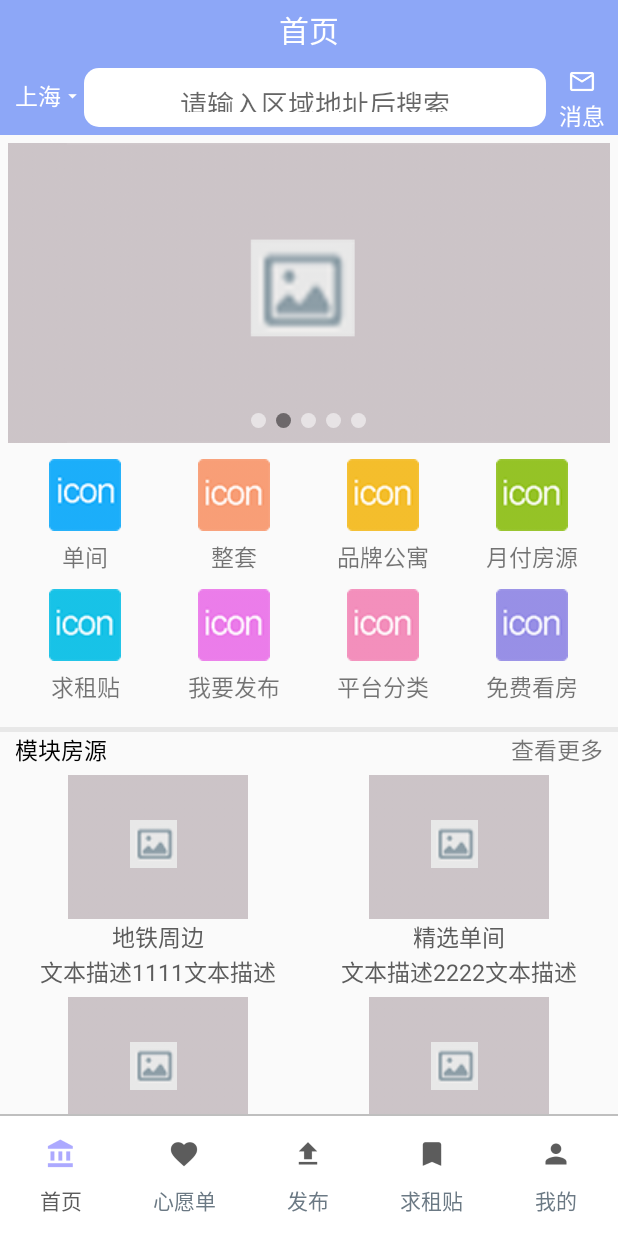
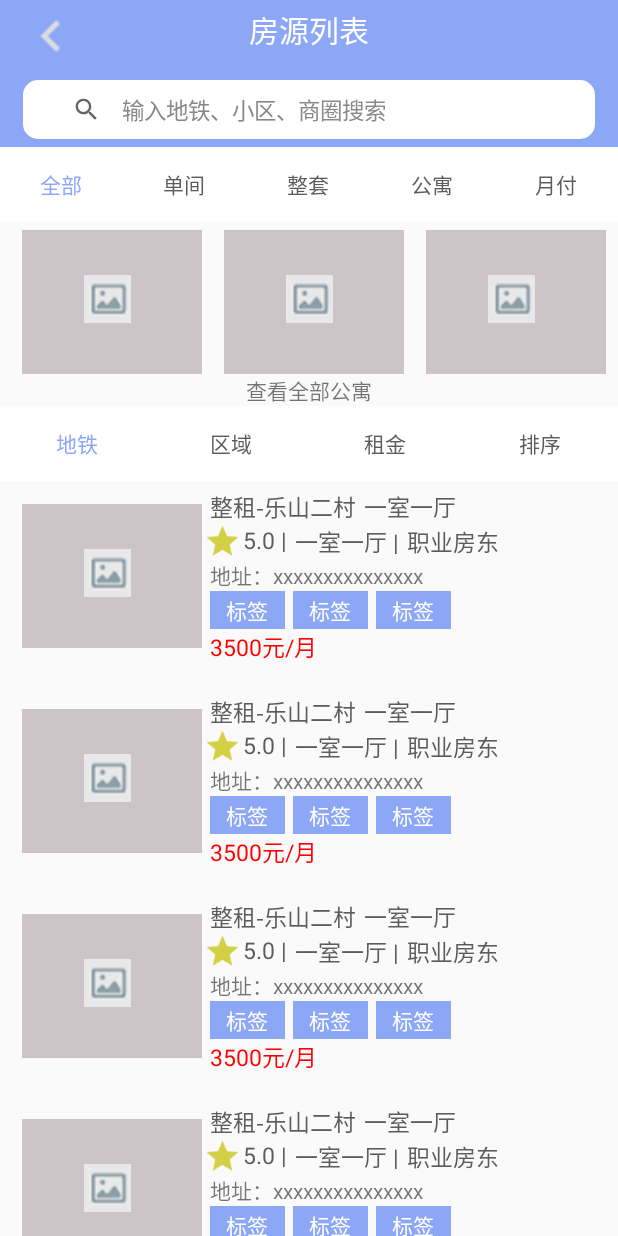
Before and after one commit to 18075394254/RentHouse, an Android app: the screen it shows after launch (MainActivity before the commit, RoomSourceActivity after it), after a tap on "单间", on a phone screen of 412 x 824 dp. Run offline under Robolectric (Android 15) with nearby library versions, the light colour scheme and no system bars; pictures from the network do not load.

Commit message:
房源列表界面初步完成

```diff
--- a/renthouse/src/main/AndroidManifest.xml
+++ b/renthouse/src/main/AndroidManifest.xml
@@ -19,7 +19,7 @@
                 <category android:name="android.intent.category.LAUNCHER"/>
             </intent-filter>
         </activity>
-        <activity android:name="activity.Main2Activity"/>
+        <activity android:name="activity.RoomSourceActivity"/>
         <activity android:name="activity.SearchActivity"/>
     </application>
 
--- a/renthouse/src/main/java/activity/Main2Activity.java
+++ /dev/null
@@ -1,70 +0,0 @@
-package activity;
-
-import android.support.v7.app.AppCompatActivity;
-import android.os.Bundle;
-import android.view.KeyEvent;
-import android.webkit.WebSettings;
-import android.webkit.WebView;
-import android.webkit.WebViewClient;
-import android.widget.Toast;
-
-import com.example.user.renthouse.R;
-
-public class Main2Activity extends AppCompatActivity {
-
-    public WebView webView;
-
-    @Override
-    protected void onCreate(Bundle savedInstanceState) {
-        super.onCreate(savedInstanceState);
-        setContentView(R.layout.fragment_upload);
-        webView = (WebView) findViewById(R.id.webview);
-
-        // 设置WebView的客户端
-        webView.setWebViewClient(new WebViewClient(){
-            @Override
-            public boolean shouldOverrideUrlLoading(WebView view, String url) {
-                return false;// 返回false
-            }
-        });
-
-        WebSettings webSettings = webView.getSettings();
-        // 让WebView能够执行javaScript
-        webSettings.setJavaScriptEnabled(true);
-        // 让JavaScript可以自动打开windows
-        webSettings.setJavaScriptCanOpenWindowsAutomatically(true);
-        // 设置缓存
-        webSettings.setAppCacheEnabled(true);
-        // 设置缓存模式,一共有四种模式
-        webSettings.setCacheMode(WebSettings.LOAD_CACHE_ELSE_NETWORK);
-        // 设置缓存路径
-//        webSettings.setAppCachePath("");
-        // 支持缩放(适配到当前屏幕)
-        webSettings.setSupportZoom(true);
-        // 将图片调整到合适的大小
-        webSettings.setUseWideViewPort(true);
-        // 支持内容重新布局,一共有四种方式
-        // 默认的是NARROW_COLUMNS
-        webSettings.setLayoutAlgorithm(WebSettings.LayoutAlgorithm.SINGLE_COLUMN);
-        // 设置可以被显示的屏幕控制
-        webSettings.setDisplayZoomControls(true);
-        // 设置默认字体大小
-        webSettings.setDefaultFontSize(12);
-
-        webView.loadUrl("http://www.lanou3g.com/");
-
-    }
-
-    @Override
-    public boolean onKeyDown(int keyCode, KeyEvent event) {
-        if (keyCode == KeyEvent.KEYCODE_BACK) { //表示按返回键 时的操作
-            Toast.makeText(Main2Activity.this,"是否可返回 = "+webView.canGoBack(),Toast.LENGTH_SHORT).show();
-            if (webView.canGoBack()) {
-                webView.goBack();//返回上一页面
-                return true;
-            }
-
-        }
-        return false;
-    }
-}
--- /dev/null
+++ b/renthouse/src/main/java/activity/RoomSourceActivity.java
@@ -0,0 +1,309 @@
+package activity;
+
+import android.graphics.Color;
+import android.graphics.drawable.Drawable;
+import android.os.Handler;
+import android.support.design.widget.TabLayout;
+import android.support.v4.widget.NestedScrollView;
+import android.support.v7.app.AppCompatActivity;
+import android.os.Bundle;
+import android.support.v7.widget.GridLayoutManager;
+import android.support.v7.widget.LinearLayoutManager;
+import android.support.v7.widget.RecyclerView;
+import android.util.Log;
+import android.util.TypedValue;
+import android.view.KeyEvent;
+import android.view.MotionEvent;
+import android.view.View;
+import android.webkit.WebSettings;
+import android.webkit.WebView;
+import android.webkit.WebViewClient;
+import android.widget.ArrayAdapter;
+import android.widget.ImageView;
+import android.widget.LinearLayout;
+import android.widget.ListView;
+import android.widget.SearchView;
+import android.widget.TextView;
+import android.widget.Toast;
+
+import com.example.user.renthouse.R;
+import com.jcodecraeer.xrecyclerview.ProgressStyle;
+import com.jcodecraeer.xrecyclerview.XRecyclerView;
+
+import java.util.ArrayList;
+import java.util.List;
+
+import application.MyApplication;
+import bean.FiveAdapterInfo;
+import bean.FourAdapterInfo;
+import bean.RoomSouarceInfo;
+import decoration.SpacesItemDecoration;
+import shouyeadapter.RecyclerFiveAdapter;
+import shouyeadapter.RecyclerFourAdapter;
+import shouyeadapter.RoomSourceAdapter;
+import utils.MyNestedScrollView;
+
+public class RoomSourceActivity extends AppCompatActivity {
+
+    public SearchView mSearchView;
+    private ImageView backImage;
+    private RoomSourceAdapter mRoomSourceOneAdapter;
+    private RecyclerView.LayoutManager mLayoutManager;
+    RecyclerView mOneRecyclerView;
+    private XRecyclerView mTwoRecyclerView;
+    private MyNestedScrollView nestedSV;
+    private LinearLayoutManager mLinearLayoutManager;
+    List<FiveAdapterInfo> fiveInfos;
+    private RecyclerFiveAdapter mFiveAdapter;
+    LinearLayout searchRootView;
+    private int times = 0;
+    ArrayAdapter<String> listAdapter;
+    ArrayList<String> listStrings;
+    private TabLayout mOneTabLayout,mTwoTabLayout;
+    String[] tab_titles_one = new String[]{"全部","单间","整套","公寓","月付"};
+    String[] tab_titles_two = new String[]{"地铁","区域","租金","排序"};
+    @Override
+    protected void onCreate(Bundle savedInstanceState) {
+        super.onCreate(savedInstanceState);
+        //v7包下去除标题栏代码：
+        getSupportActionBar().hide();
+        // getWindow().setFlags(WindowManager.LayoutParams.FLAG_FULLSCREEN, WindowManager.LayoutParams.FLAG_FULLSCREEN);
+        MyApplication.setWindowStatusBarColor(RoomSourceActivity.this,R.color.tab_textColorSelect);
+        setContentView(R.layout.activity_roomsource);
+
+        initSearchView();
+
+        initTablayoutView();
+
+        initOneRecyclerView();
+
+        initTwoRecyclerView();
+
+        backImage = (ImageView) findViewById(R.id.iv_goback);
+        backImage.setOnClickListener(new View.OnClickListener() {
+            @Override
+            public void onClick(View view) {
+                RoomSourceActivity.this.finish();
+            }
+        });
+    }
+
+    private void initTwoRecyclerView() {
+
+        mTwoRecyclerView = (XRecyclerView) findViewById(R.id.roomsource_twoRecyclerView);
+                nestedSV = (MyNestedScrollView) findViewById(R.id.roomsource_nestedSV);
+        mTwoRecyclerView.setRefreshProgressStyle(ProgressStyle.BallSpinFadeLoader);
+        mTwoRecyclerView.setLoadingMoreProgressStyle(ProgressStyle.BallRotate);
+        mTwoRecyclerView.setArrowImageView(R.drawable.iconfont_downgrey);
+
+        mTwoRecyclerView
+                        .getDefaultRefreshHeaderView()
+                        .setRefreshTimeVisible(true);
+                //添加数据
+                fiveInfos = new ArrayList<>();
+                FiveAdapterInfo info = null;
+                for (int i = 0; i < 10; i++) {
+                    info = new FiveAdapterInfo();
+                    // info.url = urls[i];
+                    fiveInfos.add(info);
+                }
+
+                //设置adapter的数据
+                mFiveAdapter = new RecyclerFiveAdapter(fiveInfos);
+        mTwoRecyclerView.setAdapter(mFiveAdapter);
+
+
+                mLinearLayoutManager = new LinearLayoutManager(RoomSourceActivity.this, LinearLayoutManager.VERTICAL, false) {
+                    @Override
+                    public boolean canScrollVertically() {
+                        return false;
+                    }
+                };
+
+        mTwoRecyclerView.setLayoutManager(mLinearLayoutManager);
+
+                //添加ItemDecoration，item之间的间隔
+                int leftRight = dip2px(15);
+                int topBottom = 0;
+        mTwoRecyclerView.addItemDecoration(new SpacesItemDecoration(leftRight, topBottom));
+
+                mFiveAdapter.setListener(new RecyclerFiveAdapter.OnItemClickListener() {
+                    @Override
+                    public void setOnitemClickListener(View view, int position) {
+                        Toast.makeText(RoomSourceActivity.this,"位置 "+position+" 被点击了",Toast.LENGTH_SHORT).show();
+
+                    }
+                });
+
+                // When the item number of the screen number is list.size-2,we call the onLoadMore
+                //  fiveRecyclerView.setLimitNumberToCallLoadMore(2);
+                final int itemLimit = 2;
+        mTwoRecyclerView.setPullRefreshEnabled(false);
+        mTwoRecyclerView.setLoadingListener(new XRecyclerView.LoadingListener() {
+                    @Override
+                    public void onRefresh() {
+                        //refresh data here
+                        // fiveRecyclerView.refreshComplete();
+                    }
+
+                    @Override
+                    public void onLoadMore() {
+                        Log.e("aaaaa","call onLoadMore");
+                        if(times < 2){
+                            new Handler().postDelayed(new Runnable(){
+                                public void run() {
+                                    for(int i = 0; i < itemLimit ;i++){
+                                        fiveInfos.add(new FiveAdapterInfo());
+                                    }
+                                    if(mTwoRecyclerView != null) {
+                                        mTwoRecyclerView.loadMoreComplete();
+                                        mFiveAdapter.notifyDataSetChanged();
+                                    }
+                                }
+                            }, 1000);
+                        } else {
+                            new Handler().postDelayed(new Runnable() {
+                                public void run() {
+                                    for(int i = 0; i < itemLimit ;i++){
+                                        fiveInfos.add(new FiveAdapterInfo());
+                                    }
+                                    if(mTwoRecyclerView != null) {
+                                        mTwoRecyclerView.setNoMore(true);
+                                        mFiveAdapter.notifyDataSetChanged();
+                                    }
+                                }
+                            }, 1000);
+                        }
+                        times ++;
+                    }
+                });
+                nestedSV.setOnScrollChangeListener(new NestedScrollView.OnScrollChangeListener() {
+                    @Override
+                    public void onScrollChange(NestedScrollView v, int scrollX, int scrollY, int oldScrollX, int oldScrollY) {
+                        //判断是否滑到的底部
+                        if (scrollY == (v.getChildAt(0).getMeasuredHeight() - v.getMeasuredHeight())) {
+                            // Toast.makeText(getActivity(),"滑动到底了，需要加载数据",Toast.LENGTH_SHORT).show();
+                            mTwoRecyclerView.reload();
+                        }
+                    }
+                });
+
+
+    }
+
+    private void initOneRecyclerView() {
+        //第四个RecyclerView
+
+        mOneRecyclerView = (RecyclerView)findViewById(R.id.roomsource_oneRecyclerView);
+            //设置每行的列数
+            mLayoutManager = new GridLayoutManager(RoomSourceActivity.this, 1, GridLayoutManager.HORIZONTAL, false);
+            //添加数据
+            List<RoomSouarceInfo> fourInfos = new ArrayList<>();
+            RoomSouarceInfo info = null;
+            String[] urls = getResources().getStringArray(R.array.url4);
+
+            for (int i = 0; i < urls.length; i++) {
+                info = new RoomSouarceInfo();
+
+                info.url = urls[i];
+                fourInfos.add(info);
+            }
+
+            //设置adapter的数据
+        mRoomSourceOneAdapter = new RoomSourceAdapter(fourInfos);
+            mOneRecyclerView.setAdapter(mRoomSourceOneAdapter);
+            mOneRecyclerView.setLayoutManager(mLayoutManager);
+
+            //添加ItemDecoration，item之间的间隔
+            int leftRight = dip2px(15);
+            int topBottom = 0;
+        mOneRecyclerView.addItemDecoration(new SpacesItemDecoration(leftRight, topBottom));
+
+        mRoomSourceOneAdapter.setItemClickListener(new RoomSourceAdapter.OnItemClickListener() {
+            @Override
+            public void setOnItemClickListener(View view, int position) {
+                Toast.makeText(RoomSourceActivity.this,"位置 "+position+" 被点击了",Toast.LENGTH_SHORT).show();
+            }
+        });
+
+    }
+
+
+    private void initTablayoutView() {
+      mOneTabLayout = (TabLayout) findViewById(R.id.roomsource_onetablayout);
+        mTwoTabLayout = (TabLayout) findViewById(R.id.roomsource_twotablayout);
+        for (int i =0;i < tab_titles_one.length;i++){
+            mOneTabLayout.addTab(mOneTabLayout.newTab().setText(tab_titles_one[i]));
+        }
+        for (int i =0;i < tab_titles_two.length;i++){
+            mTwoTabLayout.addTab(mTwoTabLayout.newTab().setText(tab_titles_two[i]));
+        }
+        //TabLayout的事件
+        mOneTabLayout.addOnTabSelectedListener(new TabLayout.OnTabSelectedListener() {
+            @Override
+            public void onTabSelected(TabLayout.Tab tab) {
+                //选中了tab的逻辑
+
+
+            }
+
+            @Override
+            public void onTabUnselected(TabLayout.Tab tab) {
+                //未选中tab的逻辑
+            }
+
+            @Override
+            public void onTabReselected(TabLayout.Tab tab) {
+                //再次选中tab的逻辑
+            }
+        });
+
+      /*  for (int i = 0; i < mOneTabLayout.getTabCount(); i++){
+            TabLayout.Tab tab = mOneTabLayout.getTabAt(i);
+            //通过相应的布局文件获取view
+            View view = View.inflate(this, R.layout.tab_roomsource_item, null);
+            TextView tv = (TextView) view.findViewById(R.id.tab_textView);
+            //设置tab栏文字
+            tv.setText(tab_titles[i]);
+            }*/
+
+
+    }
+
+    private void initSearchView() {
+
+        searchRootView = (LinearLayout) findViewById(R.id.rootSearchView);
+        mSearchView = (SearchView) findViewById(R.id.roomsource_searchView);
+        mSearchView.setOnTouchListener(new View.OnTouchListener() {
+            @Override
+            public boolean onTouch(View view, MotionEvent motionEvent) {
+                // Toast.makeText(getActivity(),"搜索框点击了",Toast.LENGTH_SHORT).show();
+                return false;
+            }
+        });
+        //设置输入字体颜色
+        if(mSearchView == null) { return;}
+        int id = mSearchView.getContext().getResources().getIdentifier("android:id/search_src_text", null, null);
+        Log.i("room","id = "+id);
+        TextView textView = (TextView) mSearchView.findViewById(id);
+        if (textView != null) {
+            textView.setTextSize(15);//字体、提示字体大小
+            textView.setHintTextColor(Color.GRAY);//提示字体颜色
+        }
+        mSearchView.setIconified(false);//一开始处于展开状态
+        mSearchView.setEnabled(false);
+    }
+
+    @Override
+    protected void onResume() {
+        super.onResume();
+        searchRootView.setFocusable(true);
+
+        searchRootView.setFocusableInTouchMode(true);
+
+        searchRootView.requestFocus();
+    }
+    public int dip2px(float dpValue) {
+        return (int) TypedValue.applyDimension(TypedValue.COMPLEX_UNIT_DIP, dpValue, getResources().getDisplayMetrics());
+    }
+}
--- /dev/null
+++ b/renthouse/src/main/java/bean/RoomSouarceInfo.java
@@ -0,0 +1,9 @@
+package bean;
+
+/**
+ * Created by user on 2019/8/2.
+ */
+
+public class RoomSouarceInfo {
+    public String url;
+}
--- a/renthouse/src/main/java/mainfragment/ShouYeFragment.java
+++ b/renthouse/src/main/java/mainfragment/ShouYeFragment.java
@@ -35,6 +35,7 @@ import com.youth.banner.transformer.DefaultTransformer;
 import java.util.ArrayList;
 import java.util.List;
 
+import activity.RoomSourceActivity;
 import activity.SearchActivity;
 import application.MyApplication;
 import bean.AdapterInfo;
@@ -402,6 +403,7 @@ public class ShouYeFragment extends Fragment implements OnBannerListener{
            @Override
            public void setOnItemClickListener(View view, int position) {
                Toast.makeText(getActivity(),"位置 "+position+" 被点击了",Toast.LENGTH_SHORT).show();
+                startActivity(new Intent(getActivity(), RoomSourceActivity.class));
            }
        });
     }
--- /dev/null
+++ b/renthouse/src/main/java/shouyeadapter/RoomSourceAdapter.java
@@ -0,0 +1,87 @@
+package shouyeadapter;
+
+import android.support.annotation.NonNull;
+import android.support.v7.widget.RecyclerView;
+import android.util.Log;
+import android.view.View;
+import android.view.ViewGroup;
+import android.widget.ImageView;
+import android.widget.TextView;
+
+import com.example.user.renthouse.R;
+
+import java.util.List;
+
+import bean.RoomSouarceInfo;
+
+/**
+ * Created by user on 2019/8/2.
+ */
+
+public class RoomSourceAdapter extends RecyclerView.Adapter<RoomSourceAdapter.ViewHolder>{
+
+
+    //定义一个接口
+    public interface OnItemClickListener{
+        void setOnItemClickListener(View view, int position);
+    }
+
+    //声明一个私有变量
+    private RoomSourceAdapter.OnItemClickListener mItemClickListener;
+
+    //提供一个公共的方法
+    public void setItemClickListener(RoomSourceAdapter.OnItemClickListener mItemClickListener){
+        this.mItemClickListener = mItemClickListener;
+    }
+    public RoomSourceAdapter(@NonNull List<RoomSouarceInfo> mDatas) {
+        this.mDatas = mDatas;
+
+
+    }
+
+    private List<RoomSouarceInfo> mDatas;
+
+
+    public List<RoomSouarceInfo> getmDatas() {
+        return mDatas;
+    }
+
+    @Override
+    public RoomSourceAdapter.ViewHolder onCreateViewHolder(ViewGroup parent, int viewType) {
+        return new RoomSourceAdapter.ViewHolder(View.inflate(parent.getContext(), R.layout.room_onerecycler_item, null),mItemClickListener);
+    }
+
+    @Override
+    public void onBindViewHolder(RoomSourceAdapter.ViewHolder holder, int position) {
+        RoomSouarceInfo info = mDatas.get(position);
+        Log.i("one = ","mDatas.get(position) = "+mDatas.get(position).toString());
+        holder.ivInfo.setImageResource(R.mipmap.background);
+
+    }
+
+    @Override
+    public int getItemCount() {
+        return mDatas == null ? 0 : mDatas.size();
+    }
+
+    class ViewHolder extends RecyclerView.ViewHolder {
+        private RoomSourceAdapter.OnItemClickListener mListener;
+
+        ImageView ivInfo;
+        public ViewHolder(View itemView, RoomSourceAdapter.OnItemClickListener onItemClickListener) {
+            super(itemView);
+
+            ivInfo = (ImageView)itemView.findViewById(R.id.room_recyclerImage);
+            mListener = onItemClickListener;
+            itemView.setOnClickListener(new View.OnClickListener() {
+                @Override
+                public void onClick(View view) {
+                    if (mListener != null){
+                        mListener.setOnItemClickListener(view,getPosition());
+                    }
+                }
+            });
+
+        }
+    }
+}
--- /dev/null
+++ b/renthouse/src/main/res/drawable/textclick.xml
@@ -0,0 +1,5 @@
+<?xml version="1.0" encoding="utf-8"?>
+<selector xmlns:android="http://schemas.android.com/apk/res/android">
+    <item android:state_pressed="true" android:color="@color/tab_textColorSelect"></item>
+    <item android:state_pressed="true" android:color="@color/tab_textColor"/>
+</selector>
--- /dev/null
+++ b/renthouse/src/main/res/layout/activity_roomsource.xml
@@ -0,0 +1,117 @@
+<?xml version="1.0" encoding="utf-8"?>
+<LinearLayout xmlns:android="http://schemas.android.com/apk/res/android"
+              xmlns:tools="http://schemas.android.com/tools"
+              xmlns:app="http://schemas.android.com/apk/res-auto"
+              android:orientation="vertical"
+              android:layout_width="match_parent"
+              android:layout_height="match_parent"
+
+    >
+    <RelativeLayout
+        android:layout_width="match_parent"
+        android:layout_height="wrap_content"
+
+        android:background="@color/tab_textColorSelect">
+
+        <ImageView
+            android:id="@+id/iv_goback"
+            android:layout_width="wrap_content"
+            android:layout_height="wrap_content"
+            android:src="@drawable/leftgoback"
+            android:layout_alignParentLeft="true"
+            android:layout_marginLeft="10dp"
+            />
+        <TextView
+            android:id="@+id/shouye_Text"
+            android:layout_width="match_parent"
+            android:layout_height="40dp"
+            android:text="房源列表"
+            android:textColor="@color/White"
+            android:textSize="20sp"
+            android:gravity="center"
+
+            />
+    </RelativeLayout>
+
+    <utils.MyNestedScrollView
+        tools:context="activity.RoomSourceActivity"
+        android:id="@+id/roomsource_nestedSV"
+        android:layout_width="match_parent"
+        android:layout_height="match_parent"
+        >
+        <LinearLayout
+            android:layout_width="match_parent"
+            android:layout_height="match_parent"
+            android:orientation="vertical"
+            >
+            <RelativeLayout
+                android:layout_width="match_parent"
+                android:layout_height="50dp"
+                android:background="@color/tab_textColorSelect"
+                >
+                <LinearLayout
+                    android:id="@+id/rootSearchView"
+                    android:layout_width="match_parent"
+                    android:layout_height="wrap_content"
+                    android:orientation="vertical"
+                    android:focusable="true"
+                    android:focusableInTouchMode="true"
+                    >
+                    <SearchView
+                        android:id="@+id/roomsource_searchView"
+                        android:layout_width="match_parent"
+                        android:layout_height="wrap_content"
+                        android:background="@drawable/searchviewshape"
+                        android:iconifiedByDefault="false"
+                        android:queryBackground="@null"
+                        android:queryHint="输入地铁、小区、商圈搜索"
+                        android:layout_marginRight="15dp"
+                        android:layout_marginLeft="15dp"
+                        android:layout_marginTop="5dp"
+                        android:layout_marginBottom="5dp"
+                        />
+                </LinearLayout>
+
+            </RelativeLayout>
+            <android.support.design.widget.TabLayout
+                android:id="@+id/roomsource_onetablayout"
+                android:layout_width="match_parent"
+                android:layout_height="50dp"
+                app:tabBackground="@color/tab_background"
+                app:tabTextColor="@color/tab_textColor"
+                app:tabSelectedTextColor="@color/tab_textColorSelect"
+                style="@style/MyCustomTabLayout" />
+
+            <android.support.v7.widget.RecyclerView
+                android:id="@+id/roomsource_oneRecyclerView"
+                android:layout_width="match_parent"
+                android:layout_height="wrap_content"
+                android:layout_marginTop="5dp"
+                />
+            <TextView
+                android:id="@+id/room_tv_lookmore"
+                android:layout_width="match_parent"
+                android:layout_height="wrap_content"
+                android:text="查看全部公寓"
+                android:gravity="center"
+
+                />
+            <android.support.design.widget.TabLayout
+                android:id="@+id/roomsource_twotablayout"
+                android:layout_width="match_parent"
+                android:layout_height="50dp"
+                app:tabBackground="@color/tab_background"
+                app:tabTextColor="@color/tab_textColor"
+                app:tabSelectedTextColor="@color/tab_textColorSelect"
+                style="@style/MyCustomTabLayout" />
+
+            <com.jcodecraeer.xrecyclerview.XRecyclerView
+                android:id="@+id/roomsource_twoRecyclerView"
+                android:layout_width="match_parent"
+                android:layout_height="wrap_content"
+                android:layout_marginTop="5dp"
+
+                />
+</LinearLayout>
+    </utils.MyNestedScrollView>
+</LinearLayout>
--- /dev/null
+++ b/renthouse/src/main/res/layout/room_onerecycler_item.xml
@@ -0,0 +1,14 @@
+<?xml version="1.0" encoding="utf-8"?>
+<LinearLayout xmlns:android="http://schemas.android.com/apk/res/android"
+              android:orientation="vertical"
+              android:layout_width="match_parent"
+              android:layout_height="match_parent">
+    <ImageView
+        android:id="@+id/room_recyclerImage"
+        android:layout_width="wrap_content"
+        android:layout_height="wrap_content"
+        android:src="@mipmap/log"
+        android:layout_gravity="center"
+        />
+
+</LinearLayout>
--- /dev/null
+++ b/renthouse/src/main/res/layout/tab_roomsource_item.xml
@@ -0,0 +1,15 @@
+<?xml version="1.0" encoding="utf-8"?>
+<LinearLayout xmlns:android="http://schemas.android.com/apk/res/android"
+              android:orientation="vertical"
+              android:layout_width="match_parent"
+              android:layout_height="match_parent">
+    <TextView
+        android:id="@+id/tab_textView"
+        android:layout_width="wrap_content"
+        android:layout_height="wrap_content"
+        android:textSize="20sp"
+        style="@style/MyCustomTabLayout"
+
+        android:layout_gravity="center_horizontal"
+        />
+</LinearLayout>
```
